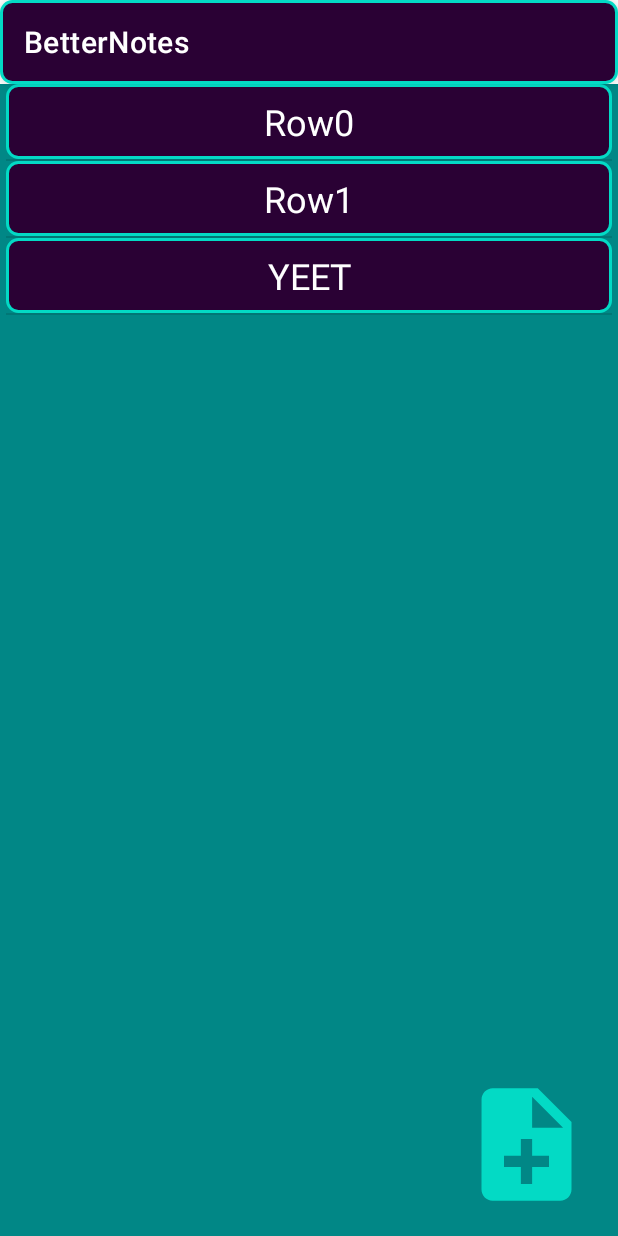
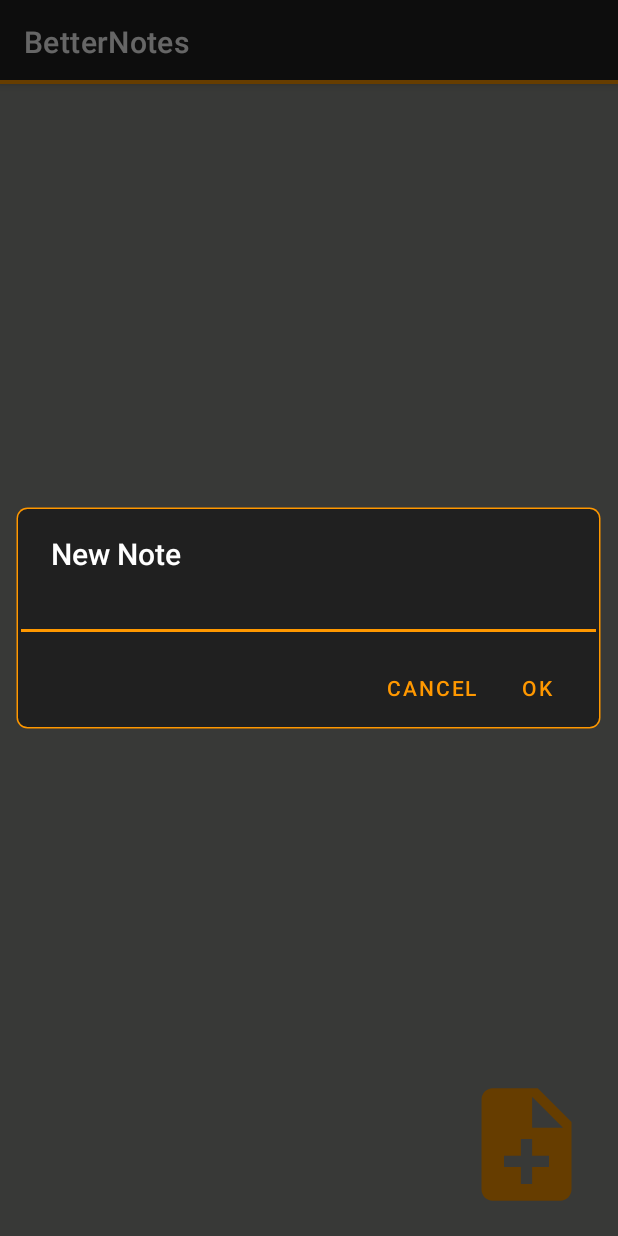
Before and after one commit to Unterkraehe/BetterNotes, an Android app: the screen it shows after launch (MainActivity), after a tap on an icon or button, on a phone screen of 412 x 824 dp. Run offline under Robolectric (Android 15) with nearby library versions, the phone set to English and light mode, and no system bars.

Commit message:
Notemanaging and saving

```diff
--- a/app/src/main/java/de/opmlg/betternotes/MainActivity.java
+++ b/app/src/main/java/de/opmlg/betternotes/MainActivity.java
@@ -1,14 +1,23 @@
 package de.opmlg.betternotes;
 
+import androidx.appcompat.app.AlertDialog;
 import androidx.appcompat.app.AppCompatActivity;
 
 import android.annotation.SuppressLint;
+import android.app.Dialog;
+import android.content.Context;
+import android.content.ContextWrapper;
+import android.content.DialogInterface;
 import android.graphics.drawable.ColorDrawable;
 import android.os.Bundle;
+import android.text.InputType;
 import android.view.View;
+import android.widget.AdapterView;
 import android.widget.ArrayAdapter;
+import android.widget.EditText;
 import android.widget.ImageView;
 import android.widget.ListView;
+import android.widget.TextView;
 
 import java.util.ArrayList;
 import java.util.Objects;
@@ -19,29 +28,67 @@ public class MainActivity extends AppCompatActivity {
     private ImageView btnNewNote;
     private ArrayList<String> noteList;
     private ArrayAdapter<String> adapterNoteList;
+    public NoteManager noteManager;
+    public static String filesDir;
+    private String noteName;
 
     @SuppressLint("UseCompatLoadingForDrawables")
     @Override
     protected void onCreate(Bundle savedInstanceState) {
         super.onCreate(savedInstanceState);
         setContentView(R.layout.activity_main);
-        Objects.requireNonNull(getSupportActionBar()).setBackgroundDrawable(getDrawable(R.drawable.buttons));
+        Objects.requireNonNull(getSupportActionBar()).setBackgroundDrawable(getDrawable(R.drawable.toolbar_background));
+
+        noteManager = new NoteManager();
+        filesDir = getApplicationContext().getFilesDir().getAbsolutePath();
 
         lvNotes = (ListView) findViewById(R.id.lvList);
         btnNewNote = findViewById(R.id.btnNewNote);
         noteList = new ArrayList<>();
-        for(int i = 0; i < 2; i++){
-            noteList.add("Row" + i);
-        }
-        adapterNoteList = new ArrayAdapter<String>(getApplicationContext(), R.layout.notes_list_item, noteList);
+        adapterNoteList = new ArrayAdapter<>(getApplicationContext(), R.layout.notes_list_item, noteList);
         lvNotes.setAdapter(adapterNoteList);
+        noteManager.loadNotes(adapterNoteList);
 
-        btnNewNote.setOnClickListener(new View.OnClickListener() {
+        btnNewNote.setOnClickListener(v -> {
+
+            AlertDialog.Builder builder = new AlertDialog.Builder(getMainActivityContext());
+            builder.setTitle(getString(R.string.dialog_new_name));
+
+            EditText input = new EditText(getMainActivityContext());
+
+            input.setInputType(InputType.TYPE_CLASS_TEXT);
+            builder.setView(input);
+
+            builder.setPositiveButton(getString(R.string.ok), (dialog, which) -> noteManager.addNote(adapterNoteList, input.getText().toString(), getApplicationContext()));
+            builder.setNegativeButton(getString(R.string.cancel), (dialog, which) -> dialog.cancel());
+            Dialog dialog = builder.create();
+            dialog.show();
+            dialog.getWindow().setBackgroundDrawableResource(R.drawable.buttons);
+        });
+
+        lvNotes.setOnItemLongClickListener(new AdapterView.OnItemLongClickListener() {
             @Override
-            public void onClick(View v) {
-                adapterNoteList.add("YEET");
-                adapterNoteList.notifyDataSetChanged();
+            public boolean onItemLongClick(AdapterView<?> parent, View view, int position, long id) {
+                AlertDialog.Builder builder = new AlertDialog.Builder(getMainActivityContext());
+                builder.setTitle(getString(R.string.dialog_delete_name));
+
+                TextView content = new TextView(getMainActivityContext());
+
+                content.setPadding(50, 0, 50, 0);
+                content.setText(R.string.dialog_delete_text);
+                builder.setView(content);
+
+                builder.setPositiveButton(getString(R.string.ok), (dialog, which) -> noteManager.deleteNote(adapterNoteList, position, getApplicationContext()));
+                builder.setNegativeButton(getString(R.string.cancel), (dialog, which) -> dialog.cancel());
+                Dialog dialog = builder.create();
+                dialog.show();
+                dialog.getWindow().setBackgroundDrawableResource(R.drawable.buttons);
+                return true;
             }
         });
     }
+
+    public Context getMainActivityContext(){
+        return this;
+    }
 }
--- a/app/src/main/res/drawable/toolbar_background.xml
+++ b/app/src/main/res/drawable/toolbar_background.xml
@@ -1,18 +1,14 @@
-<?xml version="1.0" encoding="UTF-8"?>
-<shape xmlns:android="http://schemas.android.com/apk/res/android"
-    android:shape="rectangle" >
-    <gradient
-        android:angle="90"
-        android:endColor="@color/background_main"
-        android:startColor="@color/background_main" />
-
-    <stroke
-        android:width="2dp"
-        android:color="@color/teal_200" >
-        <padding
-            android:top="-2dp"
-            android:left="-2dp"
-            android:right="-2dp"/>
-    </stroke>
-
-</shape>
+<?xml version="1.0" encoding="utf-8"?>
+<layer-list xmlns:android="http://schemas.android.com/apk/res/android">
+    <item>
+        <shape android:shape="rectangle">
+            <solid android:color="@color/teal_200" />
+        </shape>
+    </item>
+    <item android:bottom="3dp" >
+        // add android:right="5dp" and android:left="5dp" for border on left and right
+        <shape android:shape="rectangle">
+            <solid android:color="@color/background_main" />
+        </shape>
+    </item>
+</layer-list>
--- a/app/src/main/res/layout/activity_main.xml
+++ b/app/src/main/res/layout/activity_main.xml
@@ -9,10 +9,12 @@
 
 
     <ListView
+        android:dividerHeight="4dp"
         android:id="@+id/lvList"
         android:layout_width="match_parent"
         android:layout_height="match_parent"
-
+        android:layout_marginTop="4dp"
+        android:layout_marginBottom="4dp"
         android:layout_marginStart="4dp"
         android:layout_marginEnd="4dp"
         android:background="@color/teal_700"
--- a/app/src/main/res/values-night/themes.xml
+++ b/app/src/main/res/values-night/themes.xml
@@ -2,15 +2,16 @@
     <!-- Base application theme. -->
     <style name="Theme.BetterNotes" parent="Theme.MaterialComponents.DayNight.DarkActionBar">
         <!-- Primary brand color. -->
-        <item name="colorPrimary">@color/teal_700</item>
+        <item name="colorPrimary">@color/teal_200</item>
         <item name="colorPrimaryVariant">@color/teal_700</item>
         <item name="colorOnPrimary">@color/teal_700</item>
         <!-- Secondary brand color. -->
-        <item name="colorSecondary">@color/teal_700</item>
+        <item name="colorSecondary">@color/teal_200</item>
         <item name="colorSecondaryVariant">@color/teal_700</item>
         <item name="colorOnSecondary">@color/teal_700</item>
         <!-- Status bar color. -->
         <item name="android:statusBarColor" tools:targetApi="l">@color/background_main</item>
+        <item name="android:textColor">@color/white</item>
         <!-- Customize your theme here. -->
     </style>
 </resources>
--- a/app/src/main/res/values/colors.xml
+++ b/app/src/main/res/values/colors.xml
@@ -3,9 +3,9 @@
     <color name="purple_200">#FFBB86FC</color>
     <color name="purple_500">#FF6200EE</color>
     <color name="purple_700">#FF3700B3</color>
-    <color name="teal_200">#FF03DAC5</color>
-    <color name="teal_700">#FF018786</color>
+    <color name="teal_200">#FF9800</color>
+    <color name="teal_700">#8D8F89</color>
     <color name="black">#FF000000</color>
     <color name="white">#FFFFFFFF</color>
-    <color name="background_main">#2A0134</color>
+    <color name="background_main">#202020</color>
 </resources>
--- a/app/src/main/res/values/strings.xml
+++ b/app/src/main/res/values/strings.xml
@@ -1,3 +1,12 @@
 <resources>
     <string name="app_name">BetterNotes</string>
+    <string name="ok">OK</string>
+    <string name="cancel">Cancel</string>
+    <string name="dialog_new_name">New Note</string>
+    <string name="err_create_new">Failed to create the note!</string>
+    <string name="err_already_exists">Note already exists!</string>
+    <string name="dialog_delete_name">Delete Note</string>
+    <string name="dialog_delete_text">Do you want to delete this note?</string>
+    <string name="note_delete_success">was deleted</string>
+    <string name="err_note_delete">Failed to delete the note!</string>
 </resources>
--- a/app/src/main/res/values/themes.xml
+++ b/app/src/main/res/values/themes.xml
@@ -2,15 +2,16 @@
     <!-- Base application theme. -->
     <style name="Theme.BetterNotes" parent="Theme.MaterialComponents.DayNight.DarkActionBar">
         <!-- Primary brand color. -->
-        <item name="colorPrimary">@color/teal_700</item>
+        <item name="colorPrimary">@color/teal_200</item>
         <item name="colorPrimaryVariant">@color/teal_700</item>
         <item name="colorOnPrimary">@color/teal_700</item>
         <!-- Secondary brand color. -->
-        <item name="colorSecondary">@color/teal_700</item>
+        <item name="colorSecondary">@color/teal_200</item>
         <item name="colorSecondaryVariant">@color/teal_700</item>
         <item name="colorOnSecondary">@color/teal_700</item>
         <!-- Status bar color. -->
         <item name="android:statusBarColor" tools:targetApi="l">@color/background_main</item>
+        <item name="android:textColor">@color/white</item>
         <!-- Customize your theme here. -->
     </style>
 </resources>
```
Also changed, not shown: app/src/main/java/de/opmlg/betternotes/NoteManager.java (added, +81 -0 lines), 1 other file.
